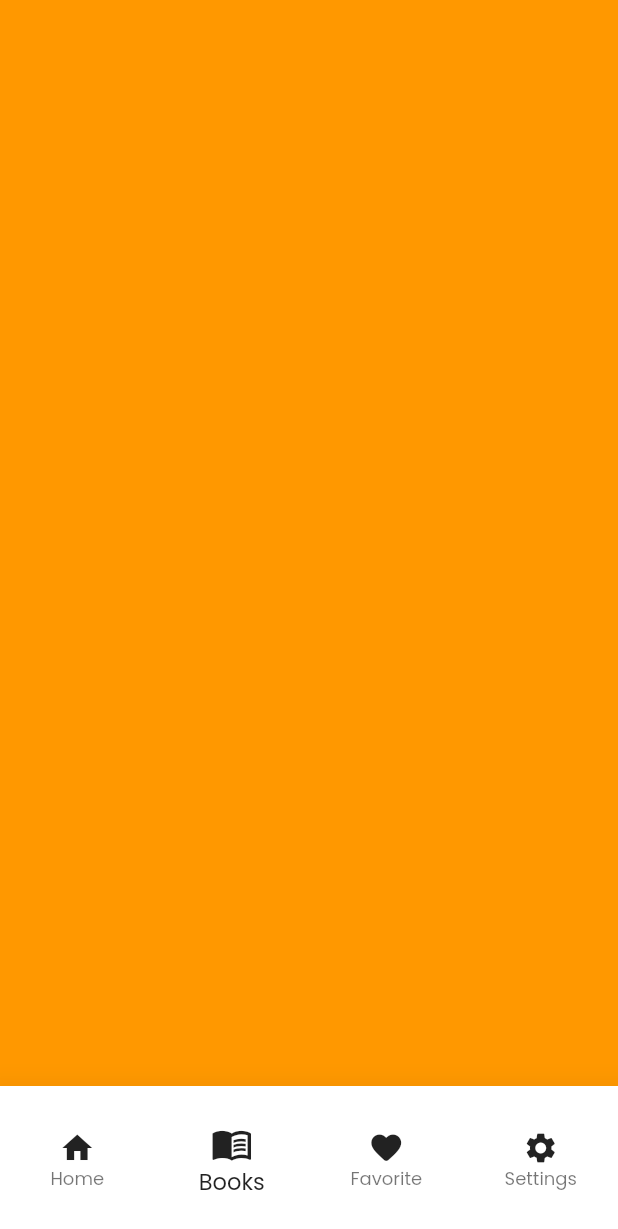
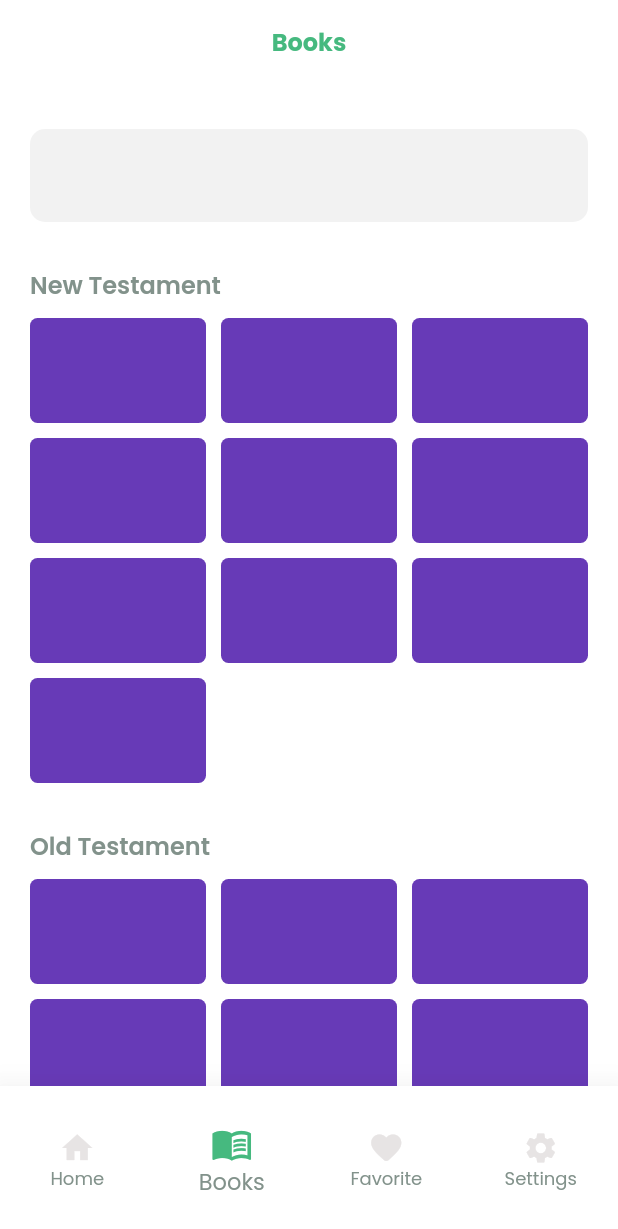
Before and after one commit to Presheda/bibleapp, a Flutter app: the screen it shows after launch, swiped to page 2, on a phone screen of 412 x 824 dp. Shown: the top 1229 px of the screen. Run offline on Flutter 3.47's test engine with Material 2 defaults, Android fonts, the phone set to English and light mode, and no system bars; drawn by our look-alikes of animated_bottom_navigation_bar; our stand-ins replace bloc, equatable, flutter_bloc, google_fonts.

Commit message:
created books view

```diff
--- a/lib/app/bible_app.dart
+++ b/lib/app/bible_app.dart
@@ -1,4 +1,5 @@
 import 'package:bibleapp/app/app_export.dart';
+import 'package:bibleapp/themes/theme_light.dart';
 import 'package:flutter/material.dart';
 
 class BibleApp extends StatefulWidget {
@@ -23,6 +24,7 @@ class _BibleAppState extends State<BibleApp> {
       onGenerateRoute: appRoute.onGenerateRoute,
       initialRoute: AppRouteNames.initialRoute,
       debugShowCheckedModeBanner: false,
+      theme: BibleLightTheme.appLightTheme(),
     );
   }
 }
--- /dev/null
+++ b/lib/app/constants/app_constants.dart
@@ -0,0 +1,12 @@
+
+ import 'package:flutter/material.dart';
+
+List<Color> multiColors = [
+  Colors.red,
+  Colors.amber,
+ const Color(0xff34C47C),
+  Colors.cyan,
+  Colors.deepPurple,
+  Colors.purpleAccent,
+  Colors.blue,
+];
--- /dev/null
+++ b/lib/app/constants/export_app_constants.dart
@@ -0,0 +1 @@
+export 'app_constants.dart';
--- /dev/null
+++ b/lib/books/model/bible_books.dart
@@ -0,0 +1,3 @@
+class BibleBooks{
+
+}
--- /dev/null
+++ b/lib/books/view/books_view.dart
@@ -0,0 +1,105 @@
+import 'dart:math';
+
+import 'package:bibleapp/app/constants/export_app_constants.dart';
+import 'package:bibleapp/widgets/widget_export.dart';
+import 'package:flutter/material.dart';
+import 'package:flutter/widgets.dart';
+
+class BooksView extends StatelessWidget {
+  const BooksView({Key? key}) : super(key: key);
+
+  @override
+  Widget build(BuildContext context) {
+    return CustomScrollView(
+      slivers: [
+        GeneralAppBar(
+          title: CustomText(
+            title: "Books",
+            fontSize: 16,
+            fontWeight: FontWeight.w700,
+          ),
+        ),
+        SliverPadding(
+          padding: const EdgeInsets.symmetric(horizontal: 20),
+          sliver: SliverList(
+              delegate: SliverChildListDelegate(([
+            const AppSpacing(
+              height: 30,
+            ),
+            CustomTextField(
+              controller: TextEditingController(),
+            ),
+            const AppSpacing(
+              height: 30,
+            ),
+            CustomText(
+              title: "New Testament",
+              fontSize: 16,
+              fontWeight: FontWeight.w600,
+            ),
+            const AppSpacing(
+              height: 10,
+            ),
+
+          ]))),
+        ),
+
+        SliverPadding(
+          padding: const EdgeInsets.symmetric(horizontal: 20),
+          sliver: SliverGrid(
+              delegate: SliverChildBuilderDelegate((c, index) {
+                return Container(
+                  height: 50,
+                  width: MediaQuery.of(context).size.width / 1.5,
+                  decoration: BoxDecoration(
+                      borderRadius: BorderRadius.circular(5),
+                      color: multiColors[Random().nextInt(6)]),
+                );
+              }, childCount: 10),
+              gridDelegate: const SliverGridDelegateWithFixedCrossAxisCount(
+                  crossAxisCount: 3,
+                  mainAxisSpacing: 10,
+                  mainAxisExtent: 70,
+                  crossAxisSpacing: 10)),
+        ),
+
+        SliverPadding(
+          padding: const EdgeInsets.symmetric(horizontal: 20),
+          sliver: SliverList(
+              delegate: SliverChildListDelegate(([
+            const AppSpacing(
+              height: 30,
+            ),
+            CustomText(
+              title: "Old Testament",
+              fontSize: 16,
+              fontWeight: FontWeight.w600,
+            ),
+            const AppSpacing(
+              height: 10,
+            ),
+          ]))),
+        ),
+        SliverPadding(
+          padding: const EdgeInsets.symmetric(horizontal: 20),
+          sliver: SliverGrid(
+              delegate: SliverChildBuilderDelegate((c, index) {
+                return Container(
+                  height: 50,
+                  width: MediaQuery.of(context).size.width / 1.5,
+                  decoration: BoxDecoration(
+                      borderRadius: BorderRadius.circular(5),
+                      color: multiColors[Random().nextInt(6)]),
+                );
+              }, childCount: 10),
+              gridDelegate: const SliverGridDelegateWithFixedCrossAxisCount(
+                  crossAxisCount: 3,
+                  mainAxisSpacing: 10,
+                  mainAxisExtent: 70,
+                  crossAxisSpacing: 10)),
+        ),
+
+      ],
+    );
+  }
+}
--- a/lib/dashboard/view/dashboard_screen.dart
+++ b/lib/dashboard/view/dashboard_screen.dart
@@ -1,3 +1,4 @@
+import 'package:bibleapp/books/view/books_view.dart';
 import 'package:bibleapp/dashboard/bloc/dashboard_bloc.dart';
 import 'package:bibleapp/dashboard/bloc/dashboard_event.dart';
 import 'package:bibleapp/dashboard/bloc/dashboard_state.dart';
@@ -97,9 +98,9 @@ class _DashboardViewState extends State<DashboardView> {
             },
             children: [
               HomeView(),
-              Container(
-                color: Colors.orange,
-              ),
+
+              BooksView(),
+
               Container(
                 color: Colors.green,
               ),
--- /dev/null
+++ b/lib/themes/theme_light.dart
@@ -0,0 +1,115 @@
+import 'package:flutter/material.dart';
+import 'package:flutter/services.dart';
+import 'package:google_fonts/google_fonts.dart';
+
+class BibleLightTheme {
+  static const Color Blue = Color(0xff6678ff);
+  static const Color greyBackgroundColor = Color(0xffEFEFEF);
+  static const Color primaryColorLight = Color(0xff46B97F);
+  static const Color errorColor = Color(0xffFF4D42);
+
+  //body color
+  static const Color textColorDark = Color(0xff82928B);
+
+  static const Color textColorLight = Color(0xff919099);
+
+  static const Color accentColor = Color(0xffEBA41D);
+  static const backgroundColor = Colors.white;
+
+  //text field color
+  static const Color textFieldFilledColor = Color(0xffF2F2F2);
+
+  static const Color textFieldLabelColor = Color(0xff808080);
+
+  static const Color headerTextColor = Color(0xff07120D);
+
+  ///-- empty cardLoader colors
+  /// defaults it for headline 2 and 3
+  static const Color headLine2Color = Color(0xffD2D5D3);
+  static const Color headLine3Color = Color(0xffF2F2F2);
+
+  static ThemeData appLightTheme() {
+    return ThemeData.light().copyWith(
+        primaryTextTheme: TextTheme(
+          bodyText1: TextStyle(color: primaryColorLight),
+          headline6: TextStyle(
+            color: headerTextColor,
+          ),
+          headline2: TextStyle(
+            color: headLine2Color,
+          ),
+          headline3: TextStyle(
+            color: headLine3Color,
+          ),
+        ),
+        bottomSheetTheme: BottomSheetThemeData(
+          backgroundColor: greyBackgroundColor,
+        ),
+        floatingActionButtonTheme: FloatingActionButtonThemeData(
+          backgroundColor: primaryColorLight,
+        ),
+        dividerTheme: DividerThemeData(),
+        dialogTheme:
+            DialogTheme(contentTextStyle: TextStyle(color: textColorDark)),
+        primaryColor: primaryColorLight,
+        scaffoldBackgroundColor: backgroundColor,
+        errorColor: errorColor,
+        backgroundColor: greyBackgroundColor,
+        colorScheme: ColorScheme(
+            brightness: Brightness.light,
+            primary: primaryColorLight,
+            onPrimary: primaryColorLight,
+            secondary: accentColor,
+            onSecondary: accentColor,
+            error: errorColor,
+            onError: errorColor,
+            background: backgroundColor,
+            onBackground: backgroundColor,
+            surface: greyBackgroundColor,
+            onSurface: greyBackgroundColor),
+        textTheme: TextTheme(
+          bodyText1: GoogleFonts.poppins(color: textColorDark),
+          bodyText2: GoogleFonts.poppins(color: textColorDark),
+          headline2: TextStyle(
+            color: headLine2Color,
+          ),
+          headline3: TextStyle(
+            color: headLine3Color,
+          ),
+          headline5: TextStyle(color: headerTextColor),
+          headline6: TextStyle(
+              fontFamily: "ITCAVANT",
+              fontWeight: FontWeight.w700,
+              color: headerTextColor,
+              fontSize: 24),
+        ),
+        primaryColorLight: textColorLight,
+        primaryColorDark: textColorDark,
+        tabBarTheme: TabBarTheme(labelStyle: TextStyle(color: textColorDark)),
+        iconTheme: IconThemeData(color: Colors.black),
+        appBarTheme: AppBarTheme(
+          elevation: 0,
+      //    brightness: Brightness.light,
+          color: Colors.white,
+          // textTheme: TextTheme(
+          //   headline1: TextStyle(color: textColorDark),
+          //   headline2: TextStyle(color: textColorDark),
+          //   headline3: TextStyle(color: textColorDark),
+          //   headline4: TextStyle(color: textColorDark),
+          //   headline5: TextStyle(color: textColorDark),
+          //   headline6: TextStyle(
+          //       color: Colors.black, fontWeight: FontWeight.bold, fontSize: 20),
+          // ),
+          iconTheme: IconThemeData(color: Color(0xffBFBFBF)),
+          actionsIconTheme: IconThemeData(color: Color(0xffBFBFBF)),
+        ),
+        bottomNavigationBarTheme: BottomNavigationBarThemeData(
+            backgroundColor: Colors.white,
+            selectedItemColor: primaryColorLight,
+            unselectedItemColor: Color(0xffE7E4E4)),
+        disabledColor: Color(0xffA1A1A1),
+        inputDecorationTheme: InputDecorationTheme(
+            fillColor: textFieldFilledColor,
+            labelStyle: TextStyle(fontSize: 14, color: textFieldLabelColor)));
+  }
+}
--- /dev/null
+++ b/lib/widgets/custom_text_field.dart
@@ -0,0 +1,103 @@
+import 'package:flutter/material.dart';
+import 'package:flutter/services.dart';
+import 'package:google_fonts/google_fonts.dart';
+
+
+class CustomTextField extends StatelessWidget {
+  final String? hint;
+
+  final TextEditingController controller;
+  final Function(String text)? onChanged;
+  final FocusNode? focus;
+  final List<TextInputFormatter>? inputFormatters;
+  final TextInputType? keyboardType;
+  final bool? enabled;
+  final int? maxLenght;
+  final int? maxLines;
+  final TextInputAction? textInputAction;
+  final String? Function(String? value)? validator;
+  final Function()? onEditingComplete;
+  final Widget? suffixIcon;
+  final bool? obscure;
+
+  CustomTextField(
+      {this.hint,
+        this.keyboardType,
+        this.textInputAction,
+        this.suffixIcon,
+        this.onEditingComplete,
+        this.maxLines,
+        this.enabled,
+        this.maxLenght,
+        this.obscure,
+       required this.controller,
+        this.onChanged,
+        this.focus,
+        this.validator,
+        this.inputFormatters});
+
+  @override
+  Widget build(BuildContext context) {
+    return TextFormField(
+      enabled: enabled ?? true,
+      focusNode: focus,
+      onChanged: onChanged,
+      maxLength: maxLenght,
+      maxLines: maxLines,
+      controller: controller,
+      inputFormatters: inputFormatters,
+      keyboardType: keyboardType,
+      textInputAction: textInputAction,
+      onEditingComplete: onEditingComplete,
+      obscureText: obscure ?? false,
+      validator: validator,
+      style: GoogleFonts.poppins(
+         // Theme.of(context).textTheme.headline6.color,
+        fontSize: 16,
+        fontWeight: FontWeight.w500,
+      ),
+      decoration: InputDecoration(
+        hintText: hint,
+        hintStyle: GoogleFonts.poppins(
+            fontSize: 14,
+            fontWeight: FontWeight.w500,
+
+        ),
+        counter: SizedBox.shrink(),
+        contentPadding: EdgeInsets.symmetric(
+          horizontal: 20,
+          vertical: 20,
+        ),
+        filled: true,
+
+        border: OutlineInputBorder(
+            borderRadius: BorderRadius.circular(10),
+            borderSide: BorderSide(color: Colors.transparent)),
+        focusedBorder: UnderlineInputBorder(
+            borderRadius: BorderRadius.only(
+              topRight: Radius.circular(10),
+              topLeft: Radius.circular(10),
+            ),
+            borderSide: BorderSide(color: Theme.of(context).primaryColor)),
+        enabledBorder: OutlineInputBorder(
+            borderRadius: BorderRadius.circular(10),
+            borderSide: BorderSide(color: Colors.transparent)),
+        errorBorder: UnderlineInputBorder(
+            borderRadius: BorderRadius.only(
+              topRight: Radius.circular(10),
+              topLeft: Radius.circular(10),
+            ),
+            borderSide: BorderSide(color: Theme.of(context).errorColor)),
+
+        focusedErrorBorder: UnderlineInputBorder(
+            borderRadius: BorderRadius.only(
+              topRight: Radius.circular(10),
+              topLeft: Radius.circular(10),
+            ),
+            borderSide: BorderSide(color: Theme.of(context).errorColor)),
+
+        suffixIcon: suffixIcon,
+      ),
+    );
+  }
+}
--- a/lib/widgets/widget_export.dart
+++ b/lib/widgets/widget_export.dart
@@ -1,2 +1,4 @@
 export 'custom_text.dart';
 export 'app_spacing.dart';
+export 'app_bar_widget.dart';
+export 'custom_text_field.dart';
```
Also changed, not shown: lib/books/bloc/books_bloc.dart (added, +10 -0 lines), lib/books/bloc/books_event.dart (added, +14 -0 lines), lib/books/bloc/books_state.dart (added, +27 -0 lines), lib/home/view/home_view.dart (+65 -12 lines), lib/themes/theme_dark.dart (added, +131 -0 lines), lib/widgets/app_bar_widget.dart (added, +20 -0 lines).
